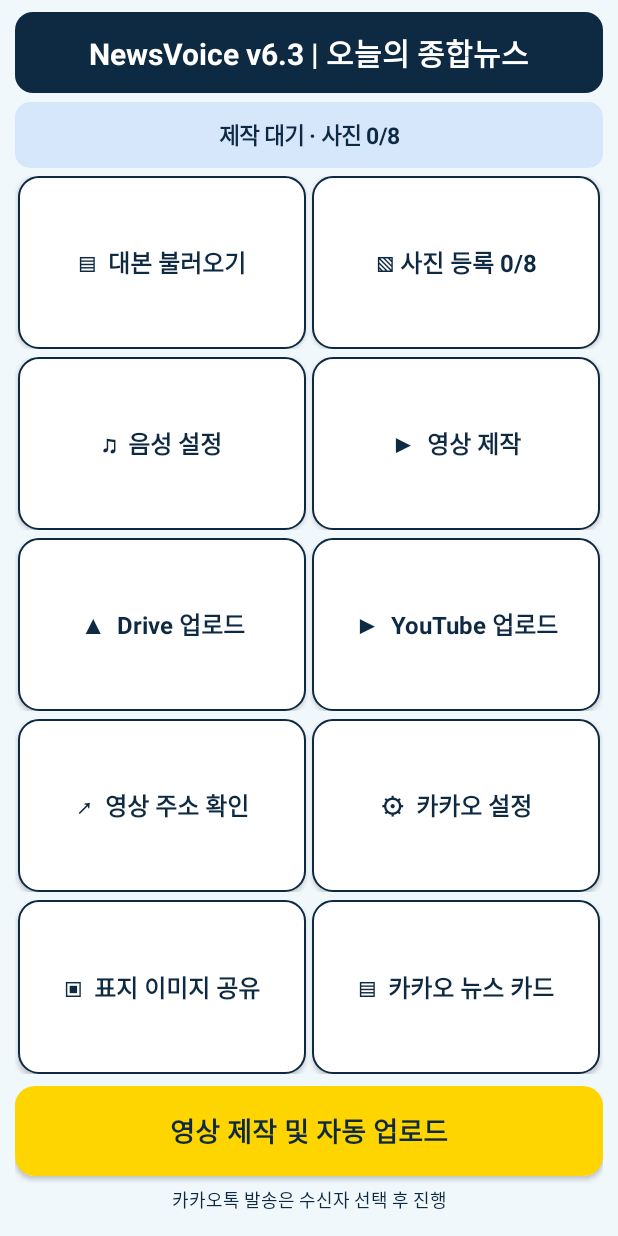
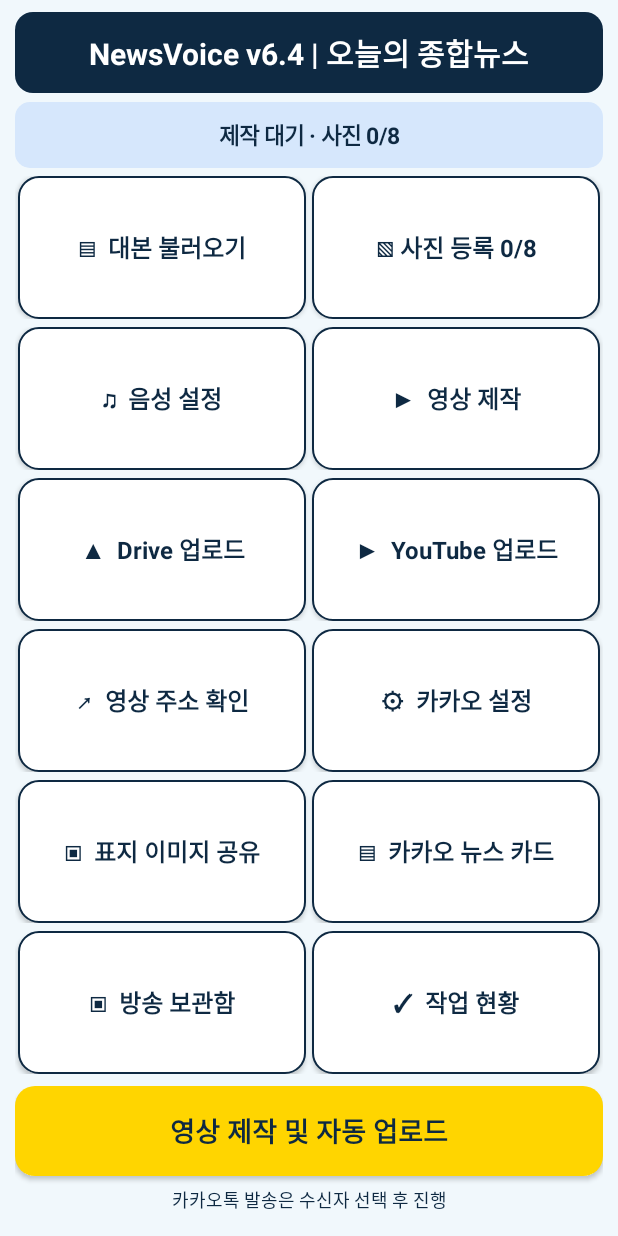
Before and after one commit to JEONGHWAN-NOH/NewsVoiceWAV, an Android app: the screen it shows after launch (MainActivity), on a phone screen of 412 x 824 dp. Run offline under Robolectric (Android 15) with nearby library versions, the phone set to English and light mode, and no system bars; pictures from the network do not load; 11 statements that could not run were skipped.

Commit message:
v6.4: MainActivity.java stabilization

```diff
--- a/app/src/main/java/com/newsvoice/tts/MainActivity.java
+++ b/app/src/main/java/com/newsvoice/tts/MainActivity.java
@@ -92,8 +92,10 @@ public final class MainActivity extends Activity implements TextToSpeech.OnInitL
     private static final int GOOGLE_AUTH=6310;
     private static final int PHOTO_BATCH=6320;
     private LinearLayout dashboard, screenRoot;
-    private final LinearLayout[] screens=new LinearLayout[10];
+    private final LinearLayout[] screens=new LinearLayout[12];
     private TextView dashboardStatus,uploadStatus;
+    private TextView authStatus,detailsStatus;
+    private boolean authInProgress;
     private EditText driveLink,ytLink;
     private boolean autoUploadRequest;
     private int currentScreen=-1;
@@ -457,9 +459,9 @@ public final class MainActivity extends Activity implements TextToSpeech.OnInitL
         int automationStart=body.getChildCount();
         buildAutomationControls(body);
         driveLink=kakaoUrl;ytLink=url;
-        String[] labels={"대본 불러오기","사진 등록","음성 설정","영상 제작","Drive 업로드","YouTube 업로드","영상 주소 확인","카카오 설정","표지 이미지 공유","카카오 뉴스 카드"};
-        String[] help={"TXT 또는 ZIP으로 대본을 가져오고 수정합니다.","표지·아나운서·뉴스 사진 8장을 등록합니다. ZIP 일괄 등록도 가능합니다.","음성 엔진, 낭독 스타일과 속도를 선택합니다.","카카오톡용과 YouTube용 MP4를 제작합니다.","Google 계정 승인 후 최근 경량 영상을 업로드합니다.","Google 계정 승인 후 최근 고화질 영상을 업로드합니다.","자동 등록된 링크를 확인하거나 수동으로 등록합니다.","카카오 개발자 앱 키 및 키 해시를 설정합니다.","최근 방송 표지를 확인하고 공유합니다.","두 시청 버튼이 포함된 카드를 수신자에게 공유합니다."};
-        for(int i=0;i<10;i++){screens[i]=new LinearLayout(this);screens[i].setOrientation(LinearLayout.VERTICAL);screens[i].setPadding(dp(this,14),dp(this,12),dp(this,14),dp(this,14));screens[i].addView(text(help[i],15,false));}
+        String[] labels={"대본 불러오기","사진 등록","음성 설정","영상 제작","Drive 업로드","YouTube 업로드","영상 주소 확인","카카오 설정","표지 이미지 공유","카카오 뉴스 카드","방송 보관함","작업 현황"};
+        String[] help={"TXT 또는 ZIP으로 대본을 가져오고 수정합니다.","표지·아나운서·뉴스 사진 8장을 등록합니다. ZIP 일괄 등록도 가능합니다.","음성 엔진, 낭독 스타일과 속도를 선택합니다.","카카오톡용과 YouTube용 MP4를 제작합니다.","Google 계정 승인 후 최근 경량 영상을 업로드합니다.","Google 계정 승인 후 최근 고화질 영상을 업로드합니다.","자동 등록된 링크를 확인하거나 수동으로 등록합니다.","카카오 개발자 앱 키 및 키 해시를 설정합니다.","최근 방송 표지를 확인하고 공유합니다.","두 시청 버튼이 포함된 카드를 수신자에게 공유합니다.","최근 방송과 등록 주소를 확인합니다.","인증·제작·업로드 상태를 확인합니다."};
+        for(int i=0;i<12;i++){screens[i]=new LinearLayout(this);screens[i].setOrientation(LinearLayout.VERTICAL);screens[i].setPadding(dp(this,14),dp(this,12),dp(this,14),dp(this,14));screens[i].addView(text(help[i],15,false));}
         ArrayList<View> original=new ArrayList<>();for(int i=0;i<body.getChildCount();i++)original.add(body.getChildAt(i));
         int s=original.indexOf(scriptHeader),ph=original.indexOf(photoHeader),n=original.indexOf(note),m=original.indexOf(musicHeader),p=original.indexOf(productionHeader),d=original.indexOf(distributionHeader),u=original.indexOf(youtube),l=original.indexOf(url),k=original.indexOf(kakaoHeader),c=original.indexOf(card),f=original.indexOf(foot);
         for(int i=original.indexOf(voiceHeader);i<original.size();i++){
@@ -473,12 +475,17 @@ public final class MainActivity extends Activity implements TextToSpeech.OnInitL
         Button voiceSave=btn("음성 설정 저장",DARK,Color.WHITE);screens[2].addView(voiceSave,lp(-1,52,8));voiceSave.setOnClickListener(v->{persistVoiceSettings();showDashboard();});
         Button zipScript=btn("대본 + 사진 ZIP 불러오기",0xffe3eff2,DARK);screens[0].addView(zipScript,lp(-1,52,8));zipScript.setOnClickListener(v->pack.performClick());
         Button google=btn("Google 계정 연결 · 업로드 권한 승인",DARK,Color.WHITE);screens[4].addView(google,lp(-1,52,8));google.setOnClickListener(v->authorizeGoogle(false,0));
+        authStatus=text("Google 연결 상태: "+AppPrefs.get(this).getString("google_auth_status","미확인"),14,true);screens[4].addView(authStatus,lp(-1,-2,8));
         Button driveAuto=btn("최근 영상 자동 업로드",0xffffd500,DARK);screens[4].addView(driveAuto,lp(-1,52,8));driveAuto.setOnClickListener(v->confirmUpload(false,1));
         Button ytAuto=btn("최근 영상 자동 업로드",0xffffd500,DARK);screens[5].addView(ytAuto,lp(-1,52,8));ytAuto.setOnClickListener(v->confirmUpload(false,2));
         Button refresh=btn("등록 주소 새로고침",0xffe3eff2,DARK);screens[6].addView(refresh,lp(-1,52,8));refresh.setOnClickListener(v->refreshLinks());
         Button coverView=btn("최근 표지 확인",0xffe3eff2,DARK);screens[8].addView(coverView,lp(-1,52,8));coverView.setOnClickListener(v->{String x=AppPrefs.get(this).getString("last_share_cover","");if(x.isEmpty()){updateStatus("먼저 영상을 제작하세요.");return;}ImageView iv=new ImageView(this);iv.setImageURI(Uri.parse(x));iv.setAdjustViewBounds(true);new android.app.AlertDialog.Builder(this).setView(iv).setPositiveButton("닫기",null).show();});
+        Button archive=btn("다운로드에서 방송 파일 보기",DARK,Color.WHITE);screens[10].addView(archive,lp(-1,52,8));archive.setOnClickListener(v->{try{startActivity(new Intent(Intent.ACTION_VIEW_DOWNLOADS));}catch(Exception e){updateStatus("내 파일 → 다운로드 → NewsVoice v6.4를 확인하세요.");}});
+        Button links=btn("최근 시청 주소 확인",DARK,Color.WHITE);screens[10].addView(links,lp(-1,52,8));links.setOnClickListener(v->openScreen(6,labels[6]));
+        detailsStatus=text("",15,false);screens[11].addView(detailsStatus,lp(-1,-2,8));
+        Button retry=btn("최근 영상 배포 재시도",0xffffd500,DARK);screens[11].addView(retry,lp(-1,52,8));retry.setOnClickListener(v->confirmUpload(false,3));
         createDashboard(labels);
-        if(savedInstanceState!=null){pendingUploadMode=savedInstanceState.getInt("pendingUploadMode",0);pendingRender=savedInstanceState.getBoolean("pendingRender",false);int page=savedInstanceState.getInt("currentScreen",-1);if(page>=0&&page<10)openScreen(page,labels[page]);}
+        if(savedInstanceState!=null){pendingUploadMode=savedInstanceState.getInt("pendingUploadMode",0);pendingRender=savedInstanceState.getBoolean("pendingRender",false);int page=savedInstanceState.getInt("currentScreen",-1);if(page>=0&&page<12)openScreen(page,labels[page]);}
         jobListener=(prefs,key)->{
             main.post(()->{refreshRenderProgress();refreshDashboard();if("youtube_url".equals(key)||"kakao_url".equals(key))refreshLinks();});
         };
@@ -491,15 +498,15 @@ public final class MainActivity extends Activity implements TextToSpeech.OnInitL
         }
     }
     private float rate() { return 0.65f+speedBar.getProgress()*0.05f; }
-    private final String[] gridLabels={"대본 불러오기","사진 등록","음성 설정","영상 제작","Drive 업로드","YouTube 업로드","영상 주소 확인","카카오 설정","표지 이미지 공유","카카오 뉴스 카드"};
-    private final Button[] gridButtons=new Button[10];
+    private final String[] gridLabels={"대본 불러오기","사진 등록","음성 설정","영상 제작","Drive 업로드","YouTube 업로드","영상 주소 확인","카카오 설정","표지 이미지 공유","카카오 뉴스 카드","방송 보관함","작업 현황"};
+    private final Button[] gridButtons=new Button[12];
     private void createDashboard(String[] labels){
         screenRoot=new LinearLayout(this);screenRoot.setOrientation(LinearLayout.VERTICAL);screenRoot.setBackgroundColor(0xfff1f8fc);
         dashboard=new LinearLayout(this);dashboard.setOrientation(LinearLayout.VERTICAL);dashboard.setPadding(dp(this,10),dp(this,8),dp(this,10),dp(this,8));
-        TextView title=text("NewsVoice v6.3 | 오늘의 종합뉴스",20,true);title.setTextColor(Color.WHITE);title.setBackground(rounded(DARK,dp(this,12)));title.setGravity(Gravity.CENTER);dashboard.addView(title,lp(-1,54,0));
+        TextView title=text("NewsVoice v6.4 | 오늘의 종합뉴스",20,true);title.setTextColor(Color.WHITE);title.setBackground(rounded(DARK,dp(this,12)));title.setGravity(Gravity.CENTER);dashboard.addView(title,lp(-1,54,0));
         dashboardStatus=text("제작 대기",15,true);dashboardStatus.setGravity(Gravity.CENTER);dashboardStatus.setBackground(rounded(0xffd6e7fc,dp(this,10)));dashboard.addView(dashboardStatus,lp(-1,44,6));
-        String[] icons={"▤","▧","♫","▶","▲","▶","↗","⚙","▣","▤"};
-        for(int i=0;i<10;i+=2){LinearLayout row=new LinearLayout(this);LinearLayout.LayoutParams rp=new LinearLayout.LayoutParams(-1,0,1);rp.topMargin=dp(this,5);dashboard.addView(row,rp);for(int j=i;j<i+2;j++){final int slot=j;Button b=btn(icons[j]+"  "+labels[j],Color.WHITE,DARK);b.setTextSize(16);b.setTypeface(null,Typeface.BOLD);GradientDrawable border=rounded(Color.WHITE,dp(this,13));border.setStroke(dp(this,1),DARK);b.setBackground(border);LinearLayout.LayoutParams bp=new LinearLayout.LayoutParams(0,-1,1);bp.setMargins(dp(this,2),0,dp(this,2),0);row.addView(b,bp);gridButtons[j]=b;b.setOnClickListener(v->openScreen(slot,labels[slot]));}}
+        String[] icons={"▤","▧","♫","▶","▲","▶","↗","⚙","▣","▤","▣","✓"};
+        for(int i=0;i<12;i+=2){LinearLayout row=new LinearLayout(this);LinearLayout.LayoutParams rp=new LinearLayout.LayoutParams(-1,0,1);rp.topMargin=dp(this,5);dashboard.addView(row,rp);for(int j=i;j<i+2;j++){final int slot=j;Button b=btn(icons[j]+"  "+labels[j],Color.WHITE,DARK);b.setTextSize(16);b.setTypeface(null,Typeface.BOLD);GradientDrawable border=rounded(Color.WHITE,dp(this,13));border.setStroke(dp(this,1),DARK);b.setBackground(border);LinearLayout.LayoutParams bp=new LinearLayout.LayoutParams(0,-1,1);bp.setMargins(dp(this,2),0,dp(this,2),0);row.addView(b,bp);gridButtons[j]=b;b.setOnClickListener(v->openScreen(slot,labels[slot]));}}
         Button run=btn("영상 제작 및 자동 업로드",0xffffd500,DARK);run.setTextSize(18);run.setTypeface(null,Typeface.BOLD);dashboard.addView(run,lp(-1,60,8));run.setOnClickListener(v->confirmUpload(true,3));
         TextView tip=text("카카오톡 발송은 수신자 선택 후 진행",12,false);tip.setGravity(Gravity.CENTER);dashboard.addView(tip,lp(-1,32,0));
         setContentView(screenRoot);showDashboard();
@@ -507,8 +514,8 @@ public final class MainActivity extends Activity implements TextToSpeech.OnInitL
     private void showDashboard(){if(screenRoot==null)return;screenRoot.removeAllViews();if(dashboard.getParent()!=null)((ViewGroup)dashboard.getParent()).removeView(dashboard);screenRoot.addView(dashboard,new LinearLayout.LayoutParams(-1,-1));currentScreen=-1;refreshDashboard();}
     private void openScreen(int i,String label){screenRoot.removeAllViews();currentScreen=i;Button back=btn("‹ 메인 화면  |  "+label,DARK,Color.WHITE);back.setTextSize(17);screenRoot.addView(back,lp(-1,56,0));back.setOnClickListener(v->showDashboard());ScrollView scroll=new ScrollView(this);scroll.setFillViewport(true);if(screens[i].getParent()!=null)((ViewGroup)screens[i].getParent()).removeView(screens[i]);scroll.addView(screens[i]);screenRoot.addView(scroll,new LinearLayout.LayoutParams(-1,0,1));Button done=btn("저장 및 메인 화면",0xffffd500,DARK);screenRoot.addView(done,lp(-1,52,0));done.setOnClickListener(v->showDashboard());refreshLinks();}
     @Override public void onBackPressed(){if(currentScreen>=0)showDashboard();else super.onBackPressed();}
-    private void refreshDashboard(){if(dashboardStatus==null)return;SharedPreferences p=AppPrefs.get(this);String upload=p.getString("upload_status","");dashboardStatus.setText(p.getBoolean("render_active",false)?"영상 제작 중 · "+p.getInt("render_percent",0)+"%":upload.isEmpty()?(p.getInt("render_percent",0)==100?"영상 제작 완료 · 배포 대기":"제작 대기 · 사진 "+NewsImagePack.count(this)+"/8"):upload);gridButtons[1].setText("▧ 사진 등록 "+NewsImagePack.count(this)+"/8");}
-    private void refreshLinks(){if(driveLink==null)return;SharedPreferences p=AppPrefs.get(this);if(!driveLink.hasFocus())driveLink.setText(p.getString("kakao_url",""));if(!ytLink.hasFocus())ytLink.setText(p.getString("youtube_url",""));}
+    private void refreshDashboard(){if(dashboardStatus==null)return;SharedPreferences p=AppPrefs.get(this);String upload=p.getString("upload_status","");if(detailsStatus!=null)detailsStatus.setText("Google 인증: "+p.getString("google_auth_status","미확인")+"\n영상 제작: "+p.getInt("render_percent",0)+"%\n배포: "+upload+"\nDrive 주소: "+p.getString("kakao_url","대기")+"\nYouTube 주소: "+p.getString("youtube_url","대기"));dashboardStatus.setText(p.getBoolean("render_active",false)?"영상 제작 중 · "+p.getInt("render_percent",0)+"%":upload.isEmpty()?(p.getInt("render_percent",0)==100?"영상 제작 완료 · 배포 대기":"제작 대기 · 사진 "+NewsImagePack.count(this)+"/8"):upload);gridButtons[1].setText("▧ 사진 등록 "+NewsImagePack.count(this)+"/8");}
+    private void refreshLinks(){if(driveLink==null)return;SharedPreferences p=AppPrefs.get(this);String drive=p.getString("kakao_url",""),yt=p.getString("youtube_url","");if(!drive.isEmpty()||!driveLink.hasFocus())driveLink.setText(drive);if(!yt.isEmpty()||!ytLink.hasFocus())ytLink.setText(yt);}
     private int pendingUploadMode;
     private boolean pendingRender;
     private void confirmUpload(boolean render,int mode){
@@ -516,10 +523,12 @@ public final class MainActivity extends Activity implements TextToSpeech.OnInitL
         new android.app.AlertDialog.Builder(this).setTitle("자동 업로드 승인").setMessage("Google Drive 링크가 있는 사람은 영상을 볼 수 있습니다. YouTube는 일부 공개로 요청합니다. 카카오톡은 자동 발송하지 않습니다. 계속할까요?")
           .setNegativeButton("취소",null).setPositiveButton("승인",(d,w)->authorizeGoogle(render,mode)).show();
     }
-    private void authorizeGoogle(boolean render,int mode){pendingRender=render;pendingUploadMode=mode;com.google.android.gms.auth.api.identity.Identity.getAuthorizationClient(this).authorize(CloudUploadWorker.request())
-       .addOnSuccessListener(result->{if(result.hasResolution()){try{startIntentSenderForResult(result.getPendingIntent().getIntentSender(),GOOGLE_AUTH,null,0,0,0);}catch(Exception e){updateStatus("Google 승인 화면 오류");}}else googleAuthorized(result);})
-       .addOnFailureListener(e->updateStatus("Google 연결 실패: Cloud Console에서 Android OAuth 앱 및 API 설정을 확인하세요."));}
-    private void googleAuthorized(com.google.android.gms.auth.api.identity.AuthorizationResult result){if(result.getAccessToken()==null){updateStatus("Google 권한 승인이 필요합니다.");return;}if(pendingUploadMode==0){updateStatus("Google 계정 연결 완료");return;}if(pendingRender){autoUploadRequest=true;videoCheck.setChecked(true);openScreen(3,gridLabels[3]);queueManualSave();}else CloudUploadWorker.enqueue(this,pendingUploadMode);}
+    private void authMessage(String message){AppPrefs.get(this).edit().putString("google_auth_status",message).apply();if(authStatus!=null)authStatus.setText("Google 연결 상태: "+message);updateStatus(message);}
+    private void authFailed(String message){authInProgress=false;pendingUploadMode=0;pendingRender=false;authMessage(message);new android.app.AlertDialog.Builder(this).setTitle("Google 계정 연결 확인").setMessage(message+"\nGoogle Cloud에서 Android 앱 패키지와 설치 APK SHA-1, 테스트 사용자 및 API 설정을 확인하세요.").setPositiveButton("확인",null).show();}
+    private void authorizeGoogle(boolean render,int mode){if(authInProgress){updateStatus("Google 승인 진행 중");return;}authInProgress=true;pendingRender=render;pendingUploadMode=mode;authMessage("Google 계정 확인 중");com.google.android.gms.auth.api.identity.Identity.getAuthorizationClient(this).authorize(CloudUploadWorker.request())
+       .addOnSuccessListener(result->{if(result.hasResolution()){try{authMessage("Google 권한 승인 대기");startIntentSenderForResult(result.getPendingIntent().getIntentSender(),GOOGLE_AUTH,null,0,0,0);}catch(Exception e){authFailed("Google 승인 화면 실행 실패: "+e.getClass().getSimpleName());}}else googleAuthorized(result);})
+       .addOnFailureListener(e->authFailed("Google 연결 실패: "+(e instanceof com.google.android.gms.common.api.ApiException?"코드 "+((com.google.android.gms.common.api.ApiException)e).getStatusCode():e.getClass().getSimpleName())));}
+    private void googleAuthorized(com.google.android.gms.auth.api.identity.AuthorizationResult result){authInProgress=false;if(result==null||result.getAccessToken()==null||result.getAccessToken().isEmpty()){authFailed("Google 권한이 부여되지 않았습니다.");return;}int mode=pendingUploadMode;boolean render=pendingRender;pendingUploadMode=0;pendingRender=false;authMessage("Google 계정 연결 완료");if(mode==0)return;if(render){autoUploadRequest=true;videoCheck.setChecked(true);openScreen(3,gridLabels[3]);queueManualSave();}else CloudUploadWorker.enqueue(this,mode);}
     private float pitch() { return 0.80f+pitchBar.getProgress()*0.05f; }
 
     @Override public void onInit(int code) {
@@ -707,7 +716,7 @@ public final class MainActivity extends Activity implements TextToSpeech.OnInitL
                             samsungWavVerified=true;
                             samsungWavButton.setEnabled(true);
                             samsungApplyButton.setEnabled(true);
-                            samsungTestStatus.setText("WAV 저장 성공: 다운로드/NewsVoice v6.3/날짜별 폴더/newsvoice_samsung_test_"+stamp+".wav. 파일을 재생해 실제 삼성 목소리와 동일한지 확인한 후 적용하세요.");
+                            samsungTestStatus.setText("WAV 저장 성공: 다운로드/NewsVoice v6.4/날짜별 폴더/newsvoice_samsung_test_"+stamp+".wav. 파일을 재생해 실제 삼성 목소리와 동일한지 확인한 후 적용하세요.");
                         });
                     }catch(Exception e){
                         main.post(()->{
@@ -886,7 +895,7 @@ public final class MainActivity extends Activity implements TextToSpeech.OnInitL
             startActivity(view);
         }catch(ActivityNotFoundException | SecurityException ex){
             updateStatus("MP4 열기 오류: "+ex.getClass().getSimpleName()+
-                ". 내 파일 → 다운로드 → NewsVoice v6.3 → 날짜별 폴더에서 확인하세요.");
+                ". 내 파일 → 다운로드 → NewsVoice v6.4 → 날짜별 폴더에서 확인하세요.");
         }
     }
     private String reviewEditorScript(){
@@ -901,7 +910,7 @@ public final class MainActivity extends Activity implements TextToSpeech.OnInitL
     @Override protected void onActivityResult(int requestCode,int resultCode,Intent data){
         super.onActivityResult(requestCode,resultCode,data);
         if(requestCode==PHOTO_BATCH){if(resultCode!=RESULT_OK||data==null)return;android.content.ClipData clips=data.getClipData();if(clips==null||clips.getItemCount()!=8){updateStatus("뉴스 사진을 정확히 8장 선택하세요.");return;}ArrayList<Uri> selected=new ArrayList<>();StringBuilder names=new StringBuilder();for(int i=0;i<8;i++){Uri item=clips.getItemAt(i).getUri();if(item==null)return;selected.add(item);String name=item.getLastPathSegment();try(android.database.Cursor cursor=getContentResolver().query(item,new String[]{android.provider.OpenableColumns.DISPLAY_NAME},null,null,null)){if(cursor!=null&&cursor.moveToFirst())name=cursor.getString(0);}catch(Exception ignored){}names.append(i+1).append(". ").append(name).append('\n');}new android.app.AlertDialog.Builder(this).setTitle("사진 연결 순서 확인").setMessage(names+"\n뉴스 순서와 일치합니까? 기존 뉴스 사진 8장을 교체합니다.").setNegativeButton("취소",null).setPositiveButton("일괄 등록",(d,w)->{String script=editor.getText().toString();packTasks.execute(()->{try{NewsImagePack.replaceBatch(this,selected,script);runOnUiThread(()->{schedulePhotos();updateStatus("사진 8장 등록 완료");});}catch(Exception e){updateStatus("일괄 등록 실패 · 기존 사진 유지");}});}).show();return;}
-        if(requestCode==GOOGLE_AUTH){if(resultCode==RESULT_OK&&data!=null)try{googleAuthorized(com.google.android.gms.auth.api.identity.Identity.getAuthorizationClient(this).getAuthorizationResultFromIntent(data));}catch(Exception e){updateStatus("Google 권한 승인 실패");}return;}
+        if(requestCode==GOOGLE_AUTH){authInProgress=false;if(resultCode!=RESULT_OK||data==null){authFailed("Google 승인이 취소되었거나 결과가 반환되지 않았습니다. 결과 코드: "+resultCode);return;}try{googleAuthorized(com.google.android.gms.auth.api.identity.Identity.getAuthorizationClient(this).getAuthorizationResultFromIntent(data));}catch(Exception e){authFailed("Google 권한 승인 실패: "+(e instanceof com.google.android.gms.common.api.ApiException?"코드 "+((com.google.android.gms.common.api.ApiException)e).getStatusCode():e.getClass().getSimpleName()));}return;}
         if(requestCode>=PHOTO_PICKER&&requestCode<PHOTO_PICKER+thumbnails.length){
             if(resultCode!=RESULT_OK||data==null||data.getData()==null)return;
             Uri uri=data.getData();
@@ -1042,7 +1051,7 @@ public final class MainActivity extends Activity implements TextToSpeech.OnInitL
         });
         Button refresh=btn("자동 작업 상태 새로고침",0xffe7f2f3,DARK);body.addView(refresh,lp(-1,48,8));
         refresh.setOnClickListener(v->updateStatus(AppPrefs.get(this).getString("status","아직 처리 내역 없음")));
-        TextView caution=text("자동 모드는 검증된 원고를 받아 WAV와 MP4를 다운로드/NewsVoice v6.3/날짜별 폴더에 저장합니다. MP4에는 등록된 A 타입 오프닝이 자동 적용됩니다. WAV만 설정한 서버로 전송합니다.",12,false);
+        TextView caution=text("자동 모드는 검증된 원고를 받아 WAV와 MP4를 다운로드/NewsVoice v6.4/날짜별 폴더에 저장합니다. MP4에는 등록된 A 타입 오프닝이 자동 적용됩니다. WAV만 설정한 서버로 전송합니다.",12,false);
         caution.setTextColor(0xff61778e);body.addView(caution,lp(-1,-2,12));
     }
     private boolean saveAutoSettings(){
```
